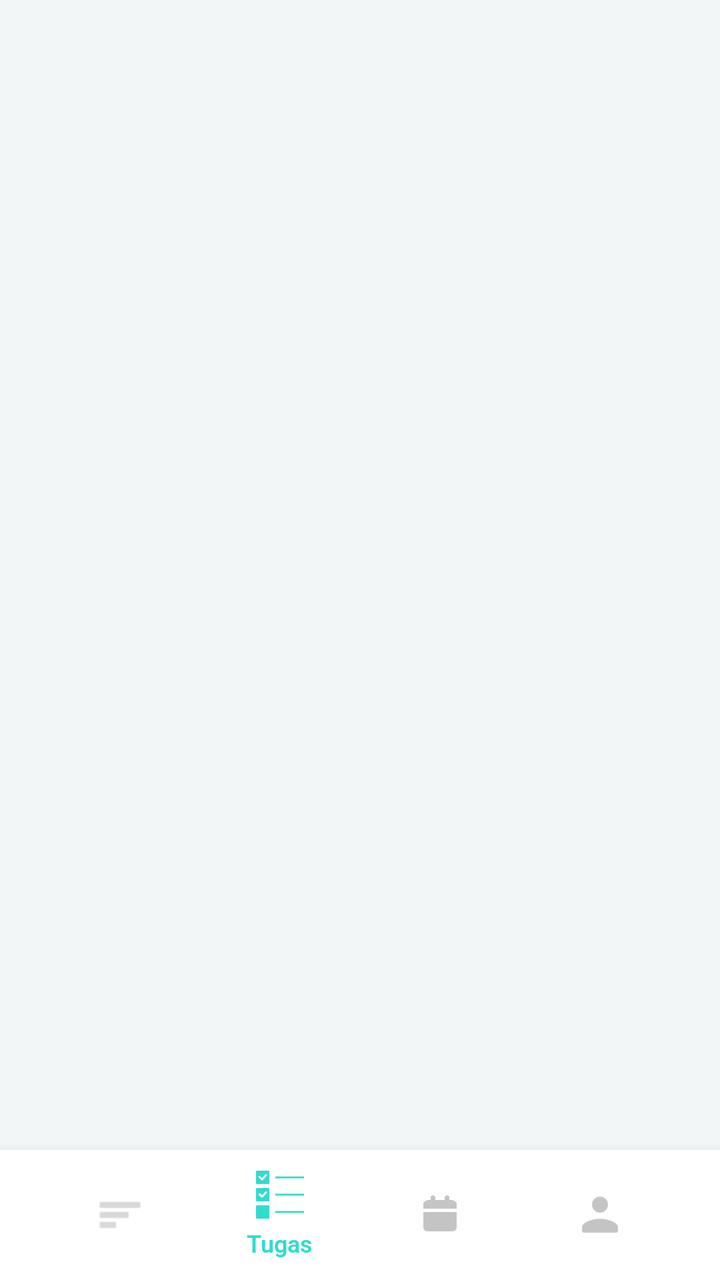
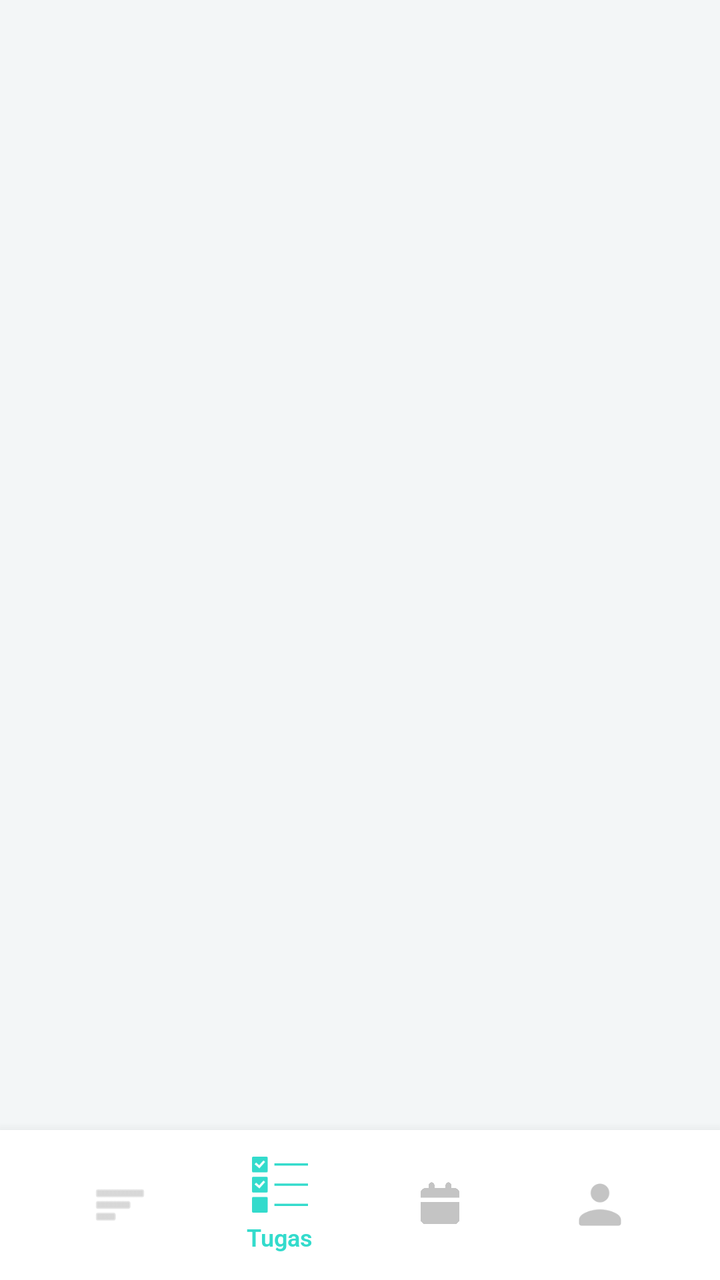

The first picture is an Android layout as it rendered before a commit; the second is the same layout after the commit. The layout source and the unified diff follow.
<!-- AndroidManifest.xml: application theme Theme.Todolist -->
<!-- res/layout/activity_main.xml -->
<?xml version="1.0" encoding="utf-8"?>
<androidx.drawerlayout.widget.DrawerLayout
    xmlns:android="http://schemas.android.com/apk/res/android"
    xmlns:app="http://schemas.android.com/apk/res-auto"
    android:id="@+id/drawerLayout"
    android:layout_width="match_parent"
    android:layout_height="match_parent">

    <androidx.constraintlayout.widget.ConstraintLayout
        android:layout_width="match_parent"
        android:layout_height="match_parent"
        android:background="#F3F6F7">

        <FrameLayout
            android:id="@+id/fragment_container"
            android:layout_width="match_parent"
            android:layout_height="0dp"
            app:layout_constraintTop_toTopOf="parent"
            app:layout_constraintBottom_toTopOf="@id/bottomNav" />

        <LinearLayout
            android:id="@+id/bottomNav"
            android:layout_width="match_parent"
            android:layout_height="65dp"
            android:background="#FFFFFF"
            android:elevation="10dp"
            android:gravity="center"
            android:orientation="horizontal"
            android:paddingHorizontal="20dp"
            app:layout_constraintBottom_toBottomOf="parent">

            <LinearLayout
                android:id="@+id/navSort"
                android:layout_width="0dp"
                android:layout_height="wrap_content"
                android:layout_weight="1"
                android:gravity="center"
                android:orientation="vertical">
                <ImageView
                    android:layout_width="24dp"
                    android:layout_height="24dp"
                    android:src="@android:drawable/ic_menu_sort_by_size"
                    app:tint="#BDBDBD"/>
            </LinearLayout>

            <LinearLayout
                android:id="@+id/navTugas"
                android:layout_width="0dp"
                android:layout_height="wrap_content"
                android:layout_weight="1"
                android:gravity="center"
                android:orientation="vertical">
                <ImageView
                    android:id="@+id/iconTugas"
                    android:layout_width="24dp"
                    android:layout_height="24dp"
                    android:src="@drawable/task"
                    app:tint="#33dbcc"/>
                <TextView
                    android:id="@+id/textTugas"
                    android:layout_width="wrap_content"
                    android:layout_height="wrap_content"
                    android:layout_marginTop="4dp"
                    android:text="Tugas"
                    android:textColor="#33dbcc"
                    android:fontFamily="@font/robotosemibold"
                    android:textSize="12sp"
                    android:visibility="visible"/>
            </LinearLayout>

            <LinearLayout
                android:id="@+id/navKalender"
                android:layout_width="0dp"
                android:layout_height="wrap_content"
                android:layout_weight="1"
                android:gravity="center"
                android:orientation="vertical">
                <ImageView
                    android:id="@+id/iconKalender"
                    android:layout_width="24dp"
                    android:layout_height="24dp"
                    android:src="@drawable/calender"
                    app:tint="#C4C4C4"/>
                <TextView
                    android:id="@+id/textKalender"
                    android:layout_width="wrap_content"
                    android:layout_height="wrap_content"
                    android:layout_marginTop="4dp"
                    android:text="Kalender"
                    android:textColor="#33dbcc"
                    android:fontFamily="@font/robotosemibold"
                    android:textSize="12sp"
                    android:visibility="gone"/>
            </LinearLayout>

            <LinearLayout
                android:id="@+id/navAkun"
                android:layout_width="0dp"
                android:layout_height="wrap_content"
                android:layout_weight="1"
                android:gravity="center"
                android:orientation="vertical">
                <ImageView
                    android:id="@+id/iconAkun"
                    android:layout_width="24dp"
                    android:layout_height="24dp"
                    android:src="@drawable/user"
                    app:tint="#C4C4C4"/>
                <TextView
                    android:id="@+id/textAkun"
                    android:layout_width="wrap_content"
                    android:layout_height="wrap_content"
                    android:layout_marginTop="4dp"
                    android:text="Akun"
                    android:textColor="#33dbcc"
                    android:fontFamily="@font/robotosemibold"
                    android:textSize="12sp"
                    android:visibility="gone"/>
            </LinearLayout>
        </LinearLayout>
    </androidx.constraintlayout.widget.ConstraintLayout>

    <LinearLayout
        android:id="@+id/sidebarMenu"
        android:layout_width="280dp"
        android:layout_height="match_parent"
        android:layout_gravity="start"
        android:background="#FFFFFF"
        android:orientation="vertical"
        android:padding="24dp"
        android:elevation="16dp">

        <TextView
            android:layout_width="wrap_content"
            android:layout_height="wrap_content"
            android:text="Menu StudyGo"
            android:textSize="22sp"
            android:textStyle="bold"
            android:textColor="#333333"
            android:layout_marginBottom="32dp"/>

        <TextView
            android:layout_width="match_parent"
            android:layout_height="wrap_content"
            android:text="Pengaturan"
            android:textColor="#555555"
            android:textSize="16sp"
            android:paddingVertical="12dp"
            android:fontFamily="@font/robotosemibold"/>

        <TextView
            android:layout_width="match_parent"
            android:layout_height="wrap_content"
            android:text="Keluar (Logout)"
            android:textColor="#FF5252"
            android:textSize="16sp"
            android:paddingVertical="12dp"
            android:fontFamily="@font/robotosemibold"/>

    </LinearLayout>

</androidx.drawerlayout.widget.DrawerLayout>
<!-- resources referenced by this layout -->
<resources>
  <!-- drawable calender: png bitmap (drawable, 12905 bytes) -->
  <!-- drawable task: png bitmap (drawable, 706 bytes) -->
  <!-- drawable user: png bitmap (drawable, 1003 bytes) -->
  <style name="Theme.Todolist" parent="Base.Theme.Todolist" />
  <style name="Base.Theme.Todolist" parent="Theme.Material3.DayNight.NoActionBar">
          
          
      </style>
</resources>

<!-- the commit's change to res/layout/activity_main.xml (unified diff, before → after) -->
@@ -21,7 +21,7 @@
         <LinearLayout
             android:id="@+id/bottomNav"
             android:layout_width="match_parent"
-            android:layout_height="65dp"
+            android:layout_height="75dp"
             android:background="#FFFFFF"
             android:elevation="10dp"
             android:gravity="center"
@@ -37,8 +37,8 @@
                 android:gravity="center"
                 android:orientation="vertical">
                 <ImageView
-                    android:layout_width="24dp"
-                    android:layout_height="24dp"
+                    android:layout_width="28dp"
+                    android:layout_height="28dp"
                     android:src="@android:drawable/ic_menu_sort_by_size"
                     app:tint="#BDBDBD"/>
             </LinearLayout>
@@ -52,8 +52,8 @@
                 android:orientation="vertical">
                 <ImageView
                     android:id="@+id/iconTugas"
-                    android:layout_width="24dp"
-                    android:layout_height="24dp"
+                    android:layout_width="28dp"
+                    android:layout_height="28dp"
                     android:src="@drawable/task"
                     app:tint="#33dbcc"/>
                 <TextView
@@ -77,8 +77,8 @@
                 android:orientation="vertical">
                 <ImageView
                     android:id="@+id/iconKalender"
-                    android:layout_width="24dp"
-                    android:layout_height="24dp"
+                    android:layout_width="28dp"
+                    android:layout_height="28dp"
                     android:src="@drawable/calender"
                     app:tint="#C4C4C4"/>
                 <TextView
@@ -102,8 +102,8 @@
                 android:orientation="vertical">
                 <ImageView
                     android:id="@+id/iconAkun"
-                    android:layout_width="24dp"
-                    android:layout_height="24dp"
+                    android:layout_width="28dp"
+                    android:layout_height="28dp"
                     android:src="@drawable/user"
                     app:tint="#C4C4C4"/>
                 <TextView
@@ -127,36 +127,107 @@
         android:layout_gravity="start"
         android:background="#FFFFFF"
         android:orientation="vertical"
-        android:padding="24dp"
         android:elevation="16dp">
 
-        <TextView
-            android:layout_width="wrap_content"
-            android:layout_height="wrap_content"
-            android:text="Menu StudyGo"
-            android:textSize="22sp"
-            android:textStyle="bold"
-            android:textColor="#333333"
-            android:layout_marginBottom="32dp"/>
-
-        <TextView
-            android:layout_width="match_parent"
-            android:layout_height="wrap_content"
-            android:text="Pengaturan"
-            android:textColor="#555555"
-            android:textSize="16sp"
-            android:paddingVertical="12dp"
-            android:fontFamily="@font/robotosemibold"/>
-
-        <TextView
-            android:layout_width="match_parent"
-            android:layout_height="wrap_content"
-            android:text="Keluar (Logout)"
-            android:textColor="#FF5252"
-            android:textSize="16sp"
-            android:paddingVertical="12dp"
-            android:fontFamily="@font/robotosemibold"/>
-
+        <FrameLayout
+            android:layout_width="match_parent"
+            android:layout_height="160dp"
+            android:background="#6488E4">
+            <TextView
+                android:layout_width="wrap_content"
+                android:layout_height="wrap_content"
+                android:layout_gravity="center_vertical"
+                android:layout_marginStart="24dp"
+                android:text="To-Do List"
+                android:textColor="#FFFFFF"
+                android:textSize="32sp"
+                android:textStyle="bold" />
+        </FrameLayout>
+
+        <ScrollView
+            android:layout_width="match_parent"
+            android:layout_height="match_parent"
+            android:scrollbars="none">
+
+            <LinearLayout
+                android:layout_width="match_parent"
+                android:layout_height="wrap_content"
+                android:orientation="vertical"
+                android:paddingHorizontal="24dp"
+                android:paddingVertical="16dp">
+
+                <TextView
+                    android:id="@+id/menuTanyaJawab"
+                    android:layout_width="match_parent"
+                    android:layout_height="wrap_content"
+                    android:text="Tanya-Jawab"
+                    android:textColor="#555555"
+                    android:textSize="16sp"
+                    android:paddingVertical="14dp"
+                    android:drawablePadding="16dp"
+                    android:drawableStart="@android:drawable/ic_menu_help"
+                    android:gravity="center_vertical"
+                    android:fontFamily="@font/robotosemibold"/>
+
+                <TextView
+                    android:id="@+id/menuIkutiKami"
+                    android:layout_width="match_parent"
+                    android:layout_height="wrap_content"
+                    android:text="Ikuti kami"
+                    android:textColor="#555555"
+                    android:textSize="16sp"
+                    android:paddingVertical="14dp"
+                    android:drawablePadding="16dp"
+                    android:drawableStart="@android:drawable/ic_menu_share"
+                    android:gravity="center_vertical"
+                    android:fontFamily="@font/robotosemibold"/>
+
+                <TextView
+                    android:id="@+id/menuSumbang"
+                    android:layout_width="match_parent"
+                    android:layout_height="wrap_content"
+                    android:text="Sumbang"
+                    android:textColor="#555555"
+                    android:textSize="16sp"
+                    android:paddingVertical="14dp"
+                    android:drawablePadding="16dp"
+                    android:drawableStart="@android:drawable/ic_menu_gallery"
+                    android:gravity="center_vertical"
+                    android:fontFamily="@font/robotosemibold"/>
+
+                <View
+                    android:layout_width="match_parent"
+                    android:layout_height="1dp"
+                    android:background="#EEEEEE"
+                    android:layout_marginVertical="8dp"/>
+
+                <TextView
+                    android:id="@+id/menuPengaturan"
+                    android:layout_width="match_parent"
+                    android:layout_height="wrap_content"
+                    android:text="Pengaturan"
+                    android:textColor="#555555"
+                    android:textSize="16sp"
+                    android:paddingVertical="14dp"
+                    android:drawablePadding="16dp"
+                    android:drawableStart="@android:drawable/ic_menu_preferences"
+                    android:gravity="center_vertical"
+                    android:fontFamily="@font/robotosemibold"/>
+
+                <TextView
+                    android:id="@+id/menuLogout"
+                    android:layout_width="match_parent"
+                    android:layout_height="wrap_content"
+                    android:text="Keluar (Logout)"
+                    android:textColor="#FF5252"
+                    android:textSize="16sp"
+                    android:paddingVertical="14dp"
+                    android:drawablePadding="16dp"
+                    android:drawableStart="@android:drawable/ic_menu_close_clear_cancel"
+                    android:gravity="center_vertical"
+                    android:fontFamily="@font/robotosemibold"/>
+
+            </LinearLayout>
+        </ScrollView>
     </LinearLayout>
-
 </androidx.drawerlayout.widget.DrawerLayout>
